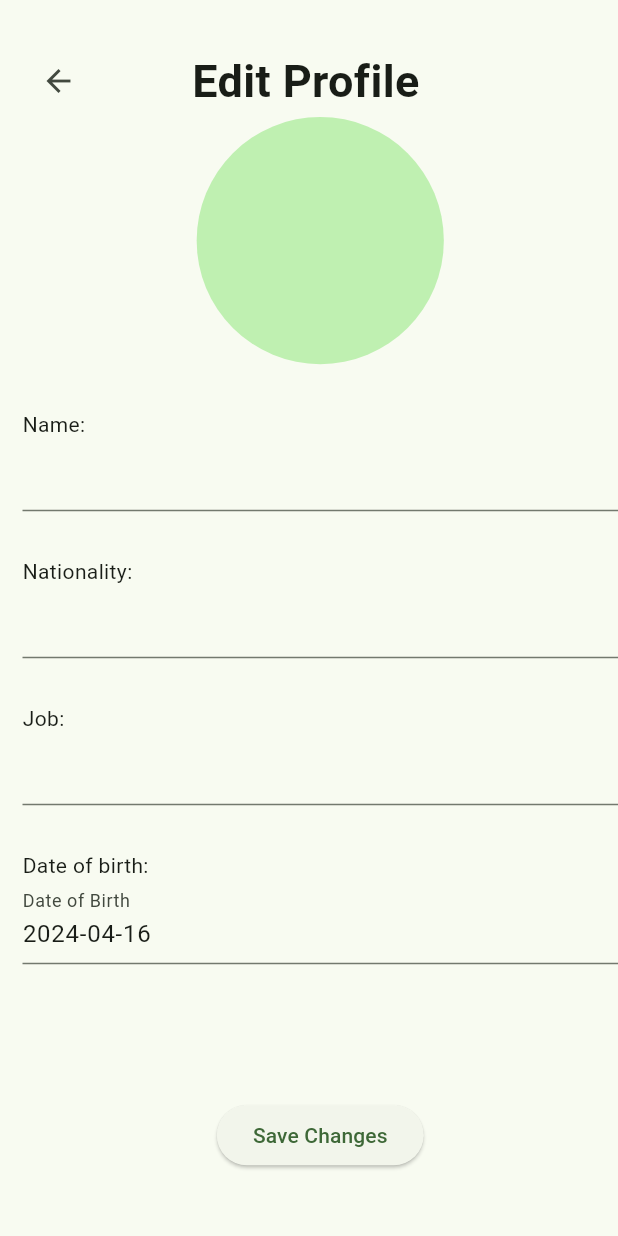
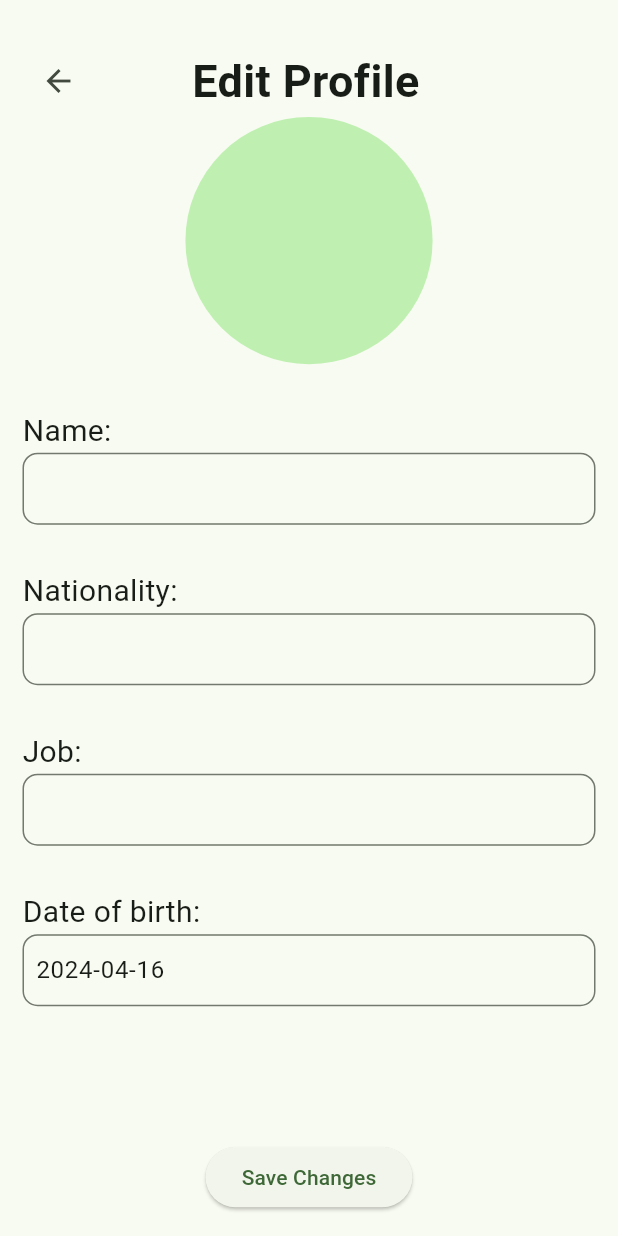
Before and after one commit to LTheGreatest/ESOF_Project-Green_go, a Flutter app: the EditPage screen opened directly, on a phone screen of 412 x 824 dp. Run offline on Flutter 3.47's test engine with Material 3 defaults, Android fonts, the phone set to English and light mode, and no system bars; our stand-ins replace camera, cloud_firestore, firebase_auth, firebase_core, firebase_storage, geolocator; accounts and stored records are empty.

Commit message:
visual changes for the profile page

```diff
--- a/src/green_go/lib/view/pages/profile_edit_page.dart
+++ b/src/green_go/lib/view/pages/profile_edit_page.dart
@@ -44,7 +44,7 @@ class EditPageViewer extends State<EditPage> {
   Widget build(BuildContext context) {
     return Scaffold(
       body: Padding(
-        padding: const EdgeInsets.only(left: 15, top: 30),
+        padding: const EdgeInsets.only(left: 15, top: 30, right: 15),
         child: Column(
           children: [
             Row(
@@ -75,12 +75,21 @@ class EditPageViewer extends State<EditPage> {
               child:  Align(
                 alignment: Alignment.topLeft,
                 child:  Text(
-                  "Name:"
+                  "Name:",
+                  style: TextStyle(
+                    fontSize: 20
+                  ),
                 ),
               ),
             ),
             TextFormField(
               controller: usernameController,
+              decoration: InputDecoration(
+                  contentPadding: const EdgeInsets.symmetric(vertical: 10, horizontal: 5),
+                  border: OutlineInputBorder(
+                      borderRadius: BorderRadius.circular(10.0)
+                  ),
+                ),
 
             ),
             const Padding(
@@ -88,31 +97,52 @@ class EditPageViewer extends State<EditPage> {
               child:  Align(
                 alignment: Alignment.topLeft,
                 child:  Text(
-                  "Nationality:"
+                  "Nationality:",
+                  style: TextStyle(
+                    fontSize: 20
+                  ),
                 ),
               ),
             ),
             TextFormField(
               controller: nationalityController,
+              decoration: InputDecoration(
+                  contentPadding: const EdgeInsets.symmetric(vertical: 10, horizontal: 5),
+                  border: OutlineInputBorder(
+                      borderRadius: BorderRadius.circular(10.0)
+                  ),
+                ),
             ),
             const Padding(
               padding: EdgeInsets.only(top: 30),
               child:  Align(
                 alignment: Alignment.topLeft,
                 child:  Text(
-                  "Job:"
+                  "Job:",
+                  style: TextStyle(
+                    fontSize: 20
+                  ),
                 ),
               ),
             ),
             TextFormField(
               controller: jobController,
+              decoration: InputDecoration(
+                  contentPadding: const EdgeInsets.symmetric(vertical: 10, horizontal: 5),
+                  border: OutlineInputBorder(
+                      borderRadius: BorderRadius.circular(10.0)
+                  ),
+                ),
             ),
             const Padding(
               padding: EdgeInsets.only(top: 30),
               child:  Align(
                 alignment: Alignment.topLeft,
                 child:  Text(
-                  "Date of birth:"
+                  "Date of birth:",
+                  style: TextStyle(
+                    fontSize: 20
+                  ),
                 ),
               ),
             ),
@@ -120,8 +150,12 @@ class EditPageViewer extends State<EditPage> {
             TextField(
               readOnly: true,
               controller: TextEditingController(text: birthDate.toString().split(' ')[0]),
-              decoration: const InputDecoration(
-                labelText: 'Date of Birth',
+              decoration:  InputDecoration(
+
+                contentPadding: const EdgeInsets.symmetric(vertical: 10, horizontal: 5),
+                  border: OutlineInputBorder(
+                      borderRadius: BorderRadius.circular(10.0)
+                  ),
               ),
               onTap: () async {
                 DateTime? pickedDate = await showDatePicker(
```
Also changed, not shown: src/green_go/lib/view/pages/profile_page.dart (+64 -30 lines).
